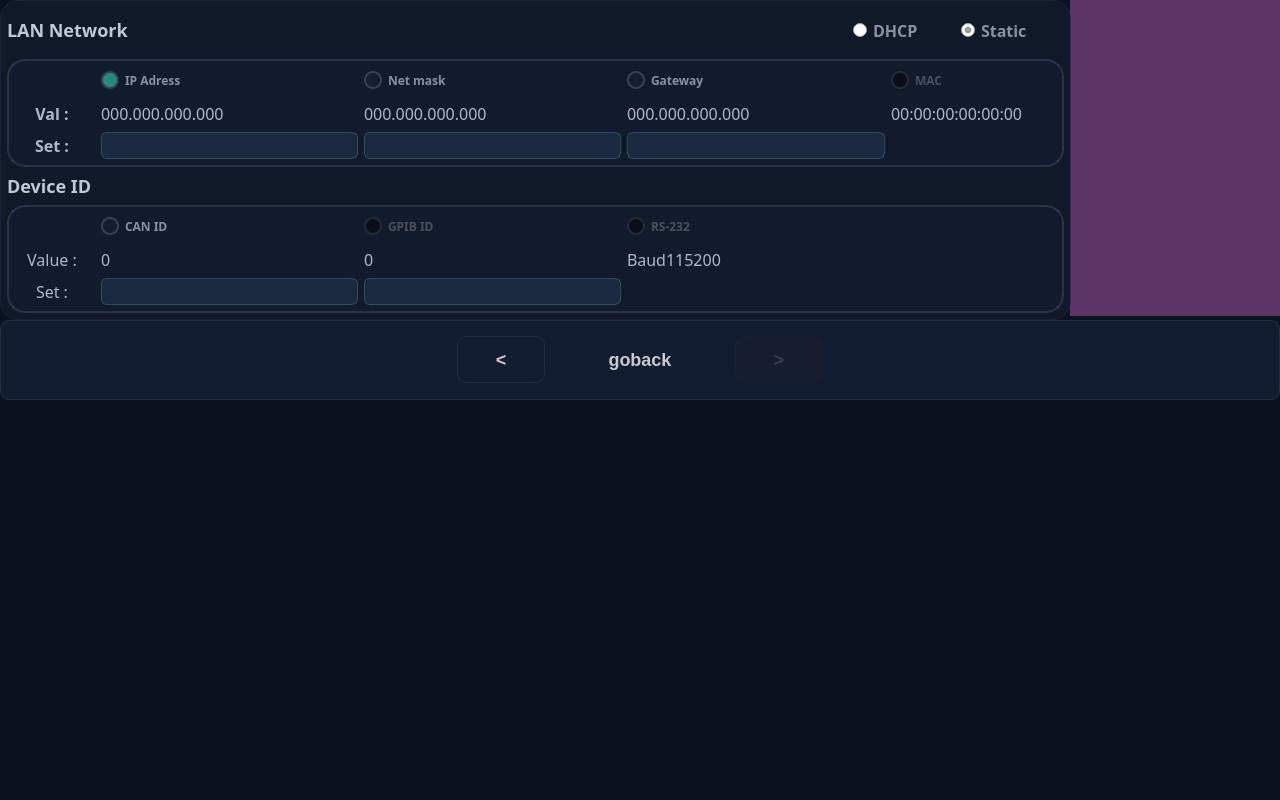
Qt form widgets/mainwindow.ui (housir-debug/Leacesy_M3506) before a commit.
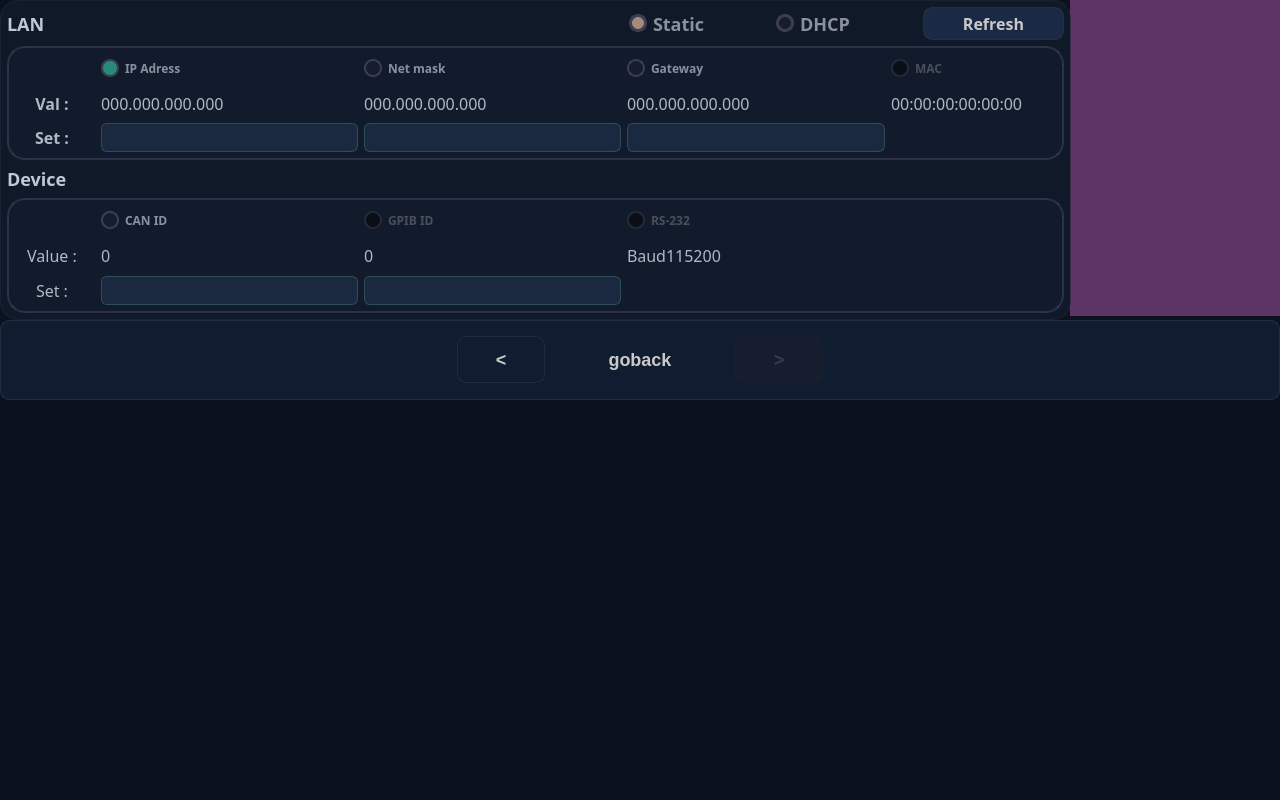
The same form after that commit. The open tabs and pages were chosen to show the change. Icons and pictures are not drawn.

Patch:
```diff
--- a/widgets/mainwindow.ui
+++ b/widgets/mainwindow.ui
@@ -1336,11 +1336,6 @@
     background-color: #0F1928;
     border-radius: 18px;
     border: 1px solid rgba(60, 60, 80, 0.3);
-}
-#dhcpradioButton, #setstaticradioButton {
-    color: #8A90A0;
-    font-size: 16px;
-    font-weight: bold;
 }</string>
           </property>
           <property name="frameShape">
@@ -1352,7 +1347,7 @@
           <property name="lineWidth">
            <number>0</number>
           </property>
-          <layout class="QVBoxLayout" name="verticalLayout" stretch="3,7,1,7">
+          <layout class="QVBoxLayout" name="verticalLayout" stretch="2,7,1,7">
            <property name="leftMargin">
             <number>6</number>
            </property>
@@ -1366,7 +1361,61 @@
             <number>6</number>
            </property>
            <item>
-            <layout class="QHBoxLayout" name="horizontalLayout_5" stretch="1,7,1,1">
+            <widget class="QFrame" name="landhcpstframe">
+             <property name="font">
+              <font>
+               <family>WenQuanYi Micro Hei</family>
+              </font>
+             </property>
+             <property name="cursor">
+              <cursorShape>BlankCursor</cursorShape>
+             </property>
+             <property name="contextMenuPolicy">
+              <enum>Qt::NoContextMenu</enum>
+             </property>
+             <property name="styleSheet">
+              <string notr="true">#landhcpstframe QRadioButton {
+    color: #8A90A0;
+    font-size: 18px;
+}
+
+#landhcpstframe QRadioButton::indicator {
+    width: 12px;
+    height: 12px;
+    border-radius: 9px;
+    border: 3px solid #3A3E50;
+    background-color: #151D2E;
+}
+
+#landhcpstframe QRadioButton::indicator:checked {
+    background-color: #A88A78;
+}</string>
+             </property>
+             <property name="frameShape">
+              <enum>QFrame::NoFrame</enum>
+             </property>
+             <property name="frameShadow">
+              <enum>QFrame::Plain</enum>
+             </property>
+             <property name="lineWidth">
+              <number>0</number>
+             </property>
+             <layout class="QHBoxLayout" name="horizontalLayout_5" stretch="1,12,3,3,3">
+              <property name="spacing">
+               <number>6</number>
+              </property>
+              <property name="leftMargin">
+               <number>0</number>
+              </property>
+              <property name="topMargin">
+               <number>0</number>
+              </property>
+              <property name="rightMargin">
+               <number>0</number>
+              </property>
+              <property name="bottomMargin">
+               <number>0</number>
+              </property>
              <item>
               <widget class="QLabel" name="settingLANlabel">
                <property name="enabled">
@@ -1396,37 +1445,15 @@
                 <number>0</number>
                </property>
                <property name="text">
-                <string>LAN Network</string>
+                 <string>LAN</string>
                </property>
               </widget>
              </item>
              <item>
-              <spacer name="horizontalSpacer">
-               <property name="orientation">
-                <enum>Qt::Horizontal</enum>
-               </property>
-               <property name="sizeHint" stdset="0">
-                <size>
-                 <width>40</width>
-                 <height>20</height>
-                </size>
-               </property>
-              </spacer>
-             </item>
-             <item>
-              <widget class="QRadioButton" name="dhcpradioButton">
-               <property name="sizePolicy">
-                <sizepolicy hsizetype="Preferred" vsizetype="Preferred">
-                 <horstretch>0</horstretch>
-                 <verstretch>0</verstretch>
-                </sizepolicy>
-               </property>
+               <widget class="QLabel" name="spacelabel">
                <property name="font">
                 <font>
                  <family>WenQuanYi Micro Hei</family>
-                 <pointsize>-1</pointsize>
-                 <weight>75</weight>
-                 <bold>true</bold>
                 </font>
                </property>
                <property name="cursor">
@@ -1441,11 +1468,11 @@
                <property name="contextMenuPolicy">
                 <enum>Qt::NoContextMenu</enum>
                </property>
+                <property name="lineWidth">
+                 <number>0</number>
+                </property>
                <property name="text">
-                <string>DHCP</string>
-               </property>
-               <property name="checked">
-                <bool>false</bool>
+                 <string/>
                </property>
               </widget>
              </item>
@@ -1477,15 +1504,119 @@
                <property name="contextMenuPolicy">
                 <enum>Qt::NoContextMenu</enum>
                </property>
+                <property name="layoutDirection">
+                 <enum>Qt::LeftToRight</enum>
+                </property>
                <property name="text">
                 <string>Static</string>
                </property>
                <property name="checked">
                 <bool>true</bool>
                </property>
+                <property name="autoExclusive">
+                 <bool>true</bool>
+                </property>
+               </widget>
+              </item>
+              <item>
+               <widget class="QRadioButton" name="dhcpradioButton">
+                <property name="sizePolicy">
+                 <sizepolicy hsizetype="Preferred" vsizetype="Preferred">
+                  <horstretch>0</horstretch>
+                  <verstretch>0</verstretch>
+                 </sizepolicy>
+                </property>
+                <property name="font">
+                 <font>
+                  <family>WenQuanYi Micro Hei</family>
+                  <pointsize>-1</pointsize>
+                  <weight>75</weight>
+                  <bold>true</bold>
+                 </font>
+                </property>
+                <property name="cursor">
+                 <cursorShape>BlankCursor</cursorShape>
+                </property>
+                <property name="mouseTracking">
+                 <bool>false</bool>
+                </property>
+                <property name="focusPolicy">
+                 <enum>Qt::NoFocus</enum>
+                </property>
+                <property name="contextMenuPolicy">
+                 <enum>Qt::NoContextMenu</enum>
+                </property>
+                <property name="layoutDirection">
+                 <enum>Qt::LeftToRight</enum>
+                </property>
+                <property name="text">
+                 <string>DHCP</string>
+                </property>
+                <property name="checked">
+                 <bool>false</bool>
+                </property>
+               </widget>
+              </item>
+              <item>
+               <widget class="QPushButton" name="refreshpushButton">
+                <property name="sizePolicy">
+                 <sizepolicy hsizetype="Preferred" vsizetype="Preferred">
+                  <horstretch>0</horstretch>
+                  <verstretch>0</verstretch>
+                 </sizepolicy>
+                </property>
+                <property name="font">
+                 <font>
+                  <family>WenQuanYi Micro Hei</family>
+                  <pointsize>-1</pointsize>
+                  <weight>75</weight>
+                  <bold>true</bold>
+                 </font>
+                </property>
+                <property name="cursor">
+                 <cursorShape>BlankCursor</cursorShape>
+                </property>
+                <property name="focusPolicy">
+                 <enum>Qt::NoFocus</enum>
+                </property>
+                <property name="contextMenuPolicy">
+                 <enum>Qt::NoContextMenu</enum>
+                </property>
+                <property name="styleSheet">
+                 <string notr="true">#refreshpushButton {
+	color: #C9C9C9;
+	border-radius: 9px;
+ 	font-size: 16px;
+	font-weight: bold;
+	background-color: #1A2A45;
+	 font-family: &quot;WenQuanYi Micro Hei&quot;;
+    border: 1px solid rgba(74, 74, 90, 0.3);
+}
+
+#refreshpushButton:hover {
+	background-color: #243356;
+	 border-color: rgba(100, 100, 130, 0.6);
+}
+
+#refreshpushButton:pressed {
+	background-color: #0D1525;
+border-color: rgba(100, 100, 130, 0.8);
+}
+
+#refreshpushButton:disabled {
+	color: #3A3A4E;
+    background-color: #151D2E;
+	border: 1px solid rgba(40, 40, 55, 0.3);
+}
+</string>
+                </property>
+                <property name="text">
+                 <string>Refresh</string>
+                </property>
               </widget>
              </item>
             </layout>
+            </widget>
            </item>
            <item>
             <widget class="QFrame" name="networkframe">
@@ -1971,7 +2102,7 @@
               <number>0</number>
              </property>
              <property name="text">
-              <string>Device ID</string>
+              <string>Device</string>
              </property>
             </widget>
            </item>
```
Left out of the diff: 6 changed lines with no effect on the pictures. Lines whose indentation alone changed are shown as unchanged.
